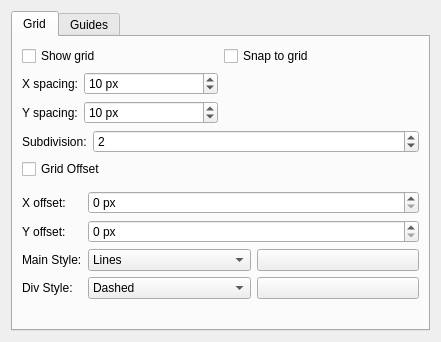
This is plugins/dockers/griddocker/grid_config_widget.ui in KDE/krita as Qt 5 draws it before an edit. The edited form follows.
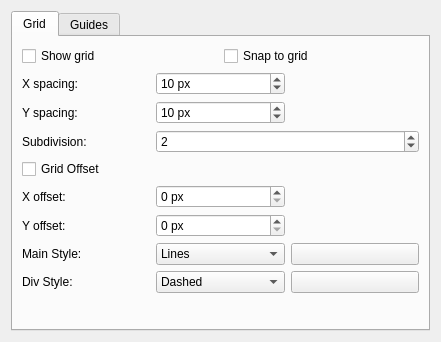
This is the edited form. Custom widgets are drawn as their Qt base class.

Commit message:
fix layout of grid&guide docker (grid portion)
moves the aspect ratio button for offsets to the right of
the spin boxes

puts almost all widgets into a single GridLayout

reorganizes the items in the code to correspond to their order
in the grid

```diff
--- a/plugins/dockers/griddocker/grid_config_widget.ui
+++ b/plugins/dockers/griddocker/grid_config_widget.ui
@@ -52,11 +52,15 @@
         </layout>
        </item>
        <item>
-        <layout class="QHBoxLayout" name="horizontalLayout_5">
-         <item>
-          <layout class="QFormLayout" name="formLayout">
+        <layout class="QGridLayout" name="gridLayout_2">
            <item row="0" column="0">
             <widget class="QLabel" name="lblXSpacing">
+          <property name="sizePolicy">
+           <sizepolicy hsizetype="Minimum" vsizetype="Preferred">
+            <horstretch>0</horstretch>
+            <verstretch>0</verstretch>
+           </sizepolicy>
+          </property>
              <property name="text">
               <string>X spacing:</string>
              </property>
@@ -78,8 +82,17 @@
              </property>
             </widget>
            </item>
+         <item row="0" column="2" rowspan="2">
+          <widget class="KoAspectButton" name="spacingAspectButton" native="true"/>
+         </item>
            <item row="1" column="0">
             <widget class="QLabel" name="lblYSpacing">
+           <property name="sizePolicy">
+            <sizepolicy hsizetype="Minimum" vsizetype="Preferred">
+             <horstretch>0</horstretch>
+             <verstretch>0</verstretch>
+            </sizepolicy>
+           </property>
              <property name="text">
               <string>Y spacing:</string>
              </property>
@@ -101,23 +114,14 @@
              </property>
             </widget>
            </item>
-          </layout>
-         </item>
-         <item>
-          <widget class="KoAspectButton" name="spacingAspectButton" native="true"/>
-         </item>
-        </layout>
-       </item>
-       <item>
-        <layout class="QFormLayout" name="formLayout_3">
-         <item row="0" column="0">
+         <item row="2" column="0">
           <widget class="QLabel" name="lblSubdivision">
            <property name="text">
             <string>Subdivision:</string>
            </property>
           </widget>
          </item>
-         <item row="0" column="1">
+         <item row="2" column="1" colspan="2">
           <widget class="KisIntParseSpinBox" name="intSubdivision">
            <property name="minimum">
             <number>1</number>
@@ -130,9 +134,7 @@
            </property>
           </widget>
          </item>
-        </layout>
-       </item>
-       <item>
+         <item row="3" column="0" colspan="3">
         <widget class="QCheckBox" name="chkOffset">
          <property name="text">
           <string>Grid Offset</string>
@@ -142,19 +144,20 @@
          </property>
         </widget>
        </item>
-       <item>
-        <widget class="KoAspectButton" name="offsetAspectButton" native="true"/>
-       </item>
-       <item>
-        <layout class="QFormLayout" name="formLayout_2">
-         <item row="0" column="0">
+         <item row="4" column="0">
           <widget class="QLabel" name="lblXOffset">
+           <property name="sizePolicy">
+            <sizepolicy hsizetype="Minimum" vsizetype="Preferred">
+             <horstretch>0</horstretch>
+             <verstretch>0</verstretch>
+            </sizepolicy>
+           </property>
            <property name="text">
             <string>X offset:</string>
            </property>
           </widget>
          </item>
-         <item row="0" column="1">
+         <item row="4" column="1">
           <widget class="KisIntParseSpinBox" name="intXOffset">
            <property name="suffix">
             <string> px</string>
@@ -167,14 +170,23 @@
            </property>
           </widget>
          </item>
-         <item row="1" column="0">
+         <item row="4" column="2" rowspan="2">
+          <widget class="KoAspectButton" name="offsetAspectButton" native="true"/>
+         </item>
+         <item row="5" column="0">
           <widget class="QLabel" name="lblYOffset">
+           <property name="sizePolicy">
+            <sizepolicy hsizetype="Minimum" vsizetype="Preferred">
+             <horstretch>0</horstretch>
+             <verstretch>0</verstretch>
+            </sizepolicy>
+           </property>
            <property name="text">
             <string>Y offset:</string>
            </property>
           </widget>
          </item>
-         <item row="1" column="1">
+         <item row="5" column="1">
           <widget class="KisIntParseSpinBox" name="intYOffset">
            <property name="suffix">
             <string> px</string>
@@ -187,8 +199,14 @@
            </property>
           </widget>
          </item>
-         <item row="2" column="0">
+         <item row="6" column="0">
           <widget class="QLabel" name="lblMainStyle">
+           <property name="sizePolicy">
+            <sizepolicy hsizetype="Minimum" vsizetype="Preferred">
+             <horstretch>0</horstretch>
+             <verstretch>0</verstretch>
+            </sizepolicy>
+           </property>
            <property name="text">
             <string>Main Style:</string>
            </property>
@@ -197,7 +215,7 @@
            </property>
           </widget>
          </item>
-         <item row="2" column="1">
+         <item row="6" column="1" colspan="2">
           <layout class="QHBoxLayout" name="horizontalLayout_4">
            <item>
             <widget class="KComboBox" name="selectMainStyle">
@@ -224,7 +242,7 @@
            <item>
             <widget class="KColorButton" name="colorMain">
              <property name="sizePolicy">
-              <sizepolicy hsizetype="Ignored" vsizetype="Fixed">
+              <sizepolicy hsizetype="Minimum" vsizetype="Fixed">
                <horstretch>0</horstretch>
                <verstretch>0</verstretch>
               </sizepolicy>
@@ -256,8 +274,14 @@
            </item>
           </layout>
          </item>
-         <item row="3" column="0">
+         <item row="7" column="0">
           <widget class="QLabel" name="lblSubdivisionStyle">
+           <property name="sizePolicy">
+            <sizepolicy hsizetype="Minimum" vsizetype="Preferred">
+             <horstretch>0</horstretch>
+             <verstretch>0</verstretch>
+            </sizepolicy>
+           </property>
            <property name="text">
             <string>Div Style:</string>
            </property>
@@ -266,7 +290,7 @@
            </property>
           </widget>
          </item>
-         <item row="3" column="1">
+         <item row="7" column="1" colspan="2">
           <layout class="QHBoxLayout" name="horizontalLayout_3">
            <item>
             <widget class="KComboBox" name="selectSubdivisionStyle">
@@ -293,7 +317,7 @@
            <item>
             <widget class="KColorButton" name="colorSubdivision">
              <property name="sizePolicy">
-              <sizepolicy hsizetype="Ignored" vsizetype="Fixed">
+              <sizepolicy hsizetype="Minimum" vsizetype="Fixed">
                <horstretch>0</horstretch>
                <verstretch>0</verstretch>
               </sizepolicy>
```
Lines whose indentation alone changed are shown as unchanged.
